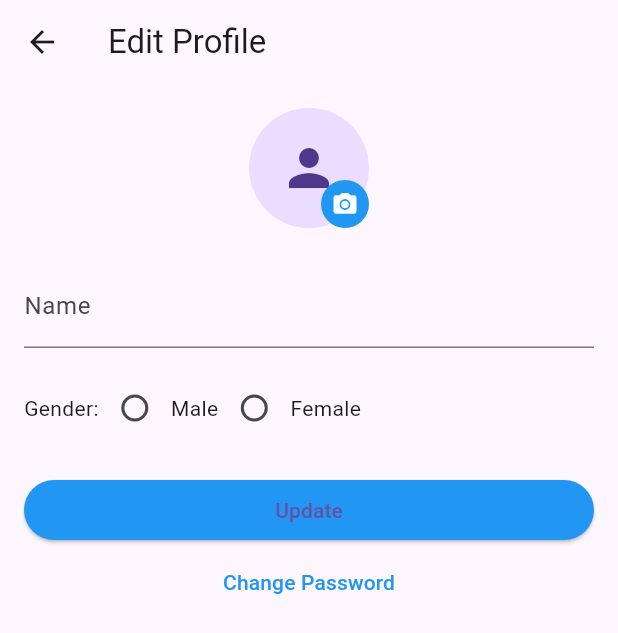
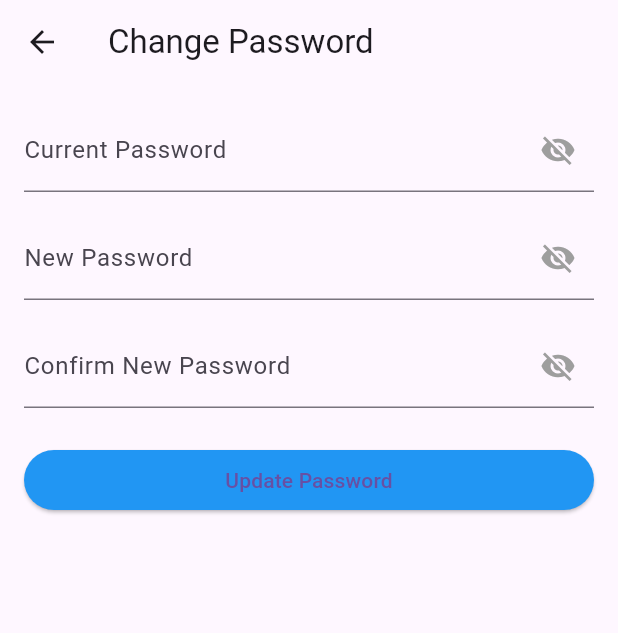
Before and after one commit to SaraMo29/TechTonic, a Flutter app: the EditProfileScreen screen opened directly, after a tap on "Change Password", on a phone screen of 412 x 824 dp. Shown: the top 633 px of the screen. Run offline on Flutter 3.47's test engine with Material 3 defaults, Android fonts, the phone set to English and light mode, and no system bars; our stand-ins replace carousel_slider, chewie, get, image_picker, introduction_screen, pinput and 2 more; accounts and stored records are empty.

Commit message:
edit_profile_screen and change_password_screen

```diff
--- /dev/null
+++ b/lib/screens/change_password_screen.dart
@@ -0,0 +1,101 @@
+import 'package:flutter/material.dart';
+
+class ChangePasswordScreen extends StatefulWidget {
+  @override
+  _ChangePasswordScreenState createState() => _ChangePasswordScreenState();
+}
+
+class _ChangePasswordScreenState extends State<ChangePasswordScreen> {
+  final _formKey = GlobalKey<FormState>();
+  String? currentPassword;
+  String? newPassword;
+  String? confirmPassword;
+  bool _obscureText = true;
+
+  @override
+  Widget build(BuildContext context) {
+    return Scaffold(
+      appBar: AppBar(title: Text('Change Password')),
+      body: Padding(
+        padding: const EdgeInsets.all(16.0),
+        child: Form(
+          key: _formKey,
+          child: ListView(
+            children: [
+              TextFormField(
+                obscureText: _obscureText,
+                decoration: InputDecoration(
+                  labelText: 'Current Password',
+                  suffixIcon: _toggleVisibility(),
+                ),
+                onSaved: (value) => currentPassword = value,
+                validator: (value) {
+                  if (value == null || value.isEmpty) {
+                    return 'Please enter your current password';
+                  }
+                  return null;
+                },
+              ),
+              SizedBox(height: 16),
+              TextFormField(
+                obscureText: _obscureText,
+                decoration: InputDecoration(
+                  labelText: 'New Password',
+                  suffixIcon: _toggleVisibility(),
+                ),
+                onSaved: (value) => newPassword = value,
+                validator: (value) {
+                  if (value == null || value.length < 6) {
+                    return 'Password must be at least 6 characters';
+                  }
+                  return null;
+                },
+              ),
+              SizedBox(height: 16),
+              TextFormField(
+                obscureText: _obscureText,
+                decoration: InputDecoration(
+                  labelText: 'Confirm New Password',
+                  suffixIcon: _toggleVisibility(),
+                ),
+                validator: (value) {
+                  if (value != newPassword) {
+                    return 'Passwords do not match';
+                  }
+                  return null;
+                },
+              ),
+              SizedBox(height: 24),
+              ElevatedButton(
+                style: ElevatedButton.styleFrom(backgroundColor: Colors.blue),
+                onPressed: () {
+                  if (_formKey.currentState!.validate()) {
+                    _formKey.currentState!.save();
+                    ScaffoldMessenger.of(context).showSnackBar(
+                      SnackBar(content: Text('Password changed successfully!')),
+                    );
+                  }
+                },
+                child: Text('Update Password'),
+              ),
+            ],
+          ),
+        ),
+      ),
+    );
+  }
+
+  IconButton _toggleVisibility() {
+    return IconButton(
+      icon: Icon(
+        _obscureText ? Icons.visibility_off : Icons.visibility,
+        color: Colors.grey,
+      ),
+      onPressed: () {
+        setState(() {
+          _obscureText = !_obscureText;
+        });
+      },
+    );
+  }
+}
--- a/lib/screens/edit_profile_screen.dart
+++ b/lib/screens/edit_profile_screen.dart
@@ -3,7 +3,8 @@ import 'package:image_picker/image_picker.dart';
 import 'dart:io';
 import 'package:get/get.dart';
 import '../controllers/edit_profile_controller.dart';
-import '../controllers/login_controller.dart'; // <-- Add this import
+import '../controllers/login_controller.dart';
+import 'change_password_screen.dart';
 
 class EditProfileScreen extends StatefulWidget {
   @override
@@ -46,7 +47,8 @@ class _EditProfileScreenState extends State<EditProfileScreen> {
         padding: const EdgeInsets.all(16.0),
         child: Form(
           key: _formKey,
-          child: Obx(() => ListView(
+          child: Obx(
+            () => ListView(
               children: [
                 Center(
                   child: Stack(
@@ -58,7 +60,8 @@ class _EditProfileScreenState extends State<EditProfileScreen> {
                             : (controller.profileImageUrl.value.isNotEmpty
                                 ? NetworkImage(controller.profileImageUrl.value)
                                 : null) as ImageProvider?,
-                      child: controller.profileImageFile == null && controller.profileImageUrl.value.isEmpty
+                        child: controller.profileImageFile == null &&
+                                controller.profileImageUrl.value.isEmpty
                             ? Icon(Icons.person, size: 40)
                             : null,
                       ),
@@ -73,8 +76,11 @@ class _EditProfileScreenState extends State<EditProfileScreen> {
                           child: CircleAvatar(
                             radius: 16,
                             backgroundColor: Colors.blue,
-                          child: Icon(Icons.camera_alt,
-                              color: Colors.white, size: 18),
+                            child: Icon(
+                              Icons.camera_alt,
+                              color: Colors.white,
+                              size: 18,
+                            ),
                           ),
                         ),
                       ),
@@ -118,7 +124,9 @@ class _EditProfileScreenState extends State<EditProfileScreen> {
                 ),
                 SizedBox(height: 20),
                 ElevatedButton(
-                style: ElevatedButton.styleFrom(backgroundColor: Colors.blue),
+                  style: ElevatedButton.styleFrom(
+                    backgroundColor: Colors.blue,
+                  ),
                   onPressed: () async {
                     if (_formKey.currentState!.validate()) {
                       _formKey.currentState!.save();
@@ -130,7 +138,12 @@ class _EditProfileScreenState extends State<EditProfileScreen> {
                 ),
                 TextButton(
                   onPressed: () {
-                  // TODO: Navigate to Change Password screen
+                    Navigator.push(
+                      context,
+                      MaterialPageRoute(
+                        builder: (context) => ChangePasswordScreen(),
+                      ),
+                    );
                   },
                   child: Text(
                     'Change Password',
@@ -138,7 +151,8 @@ class _EditProfileScreenState extends State<EditProfileScreen> {
                   ),
                 ),
               ],
-          )),
+            ),
+          ),
         ),
       ),
     );
```
Lines whose indentation alone changed are shown as unchanged.
